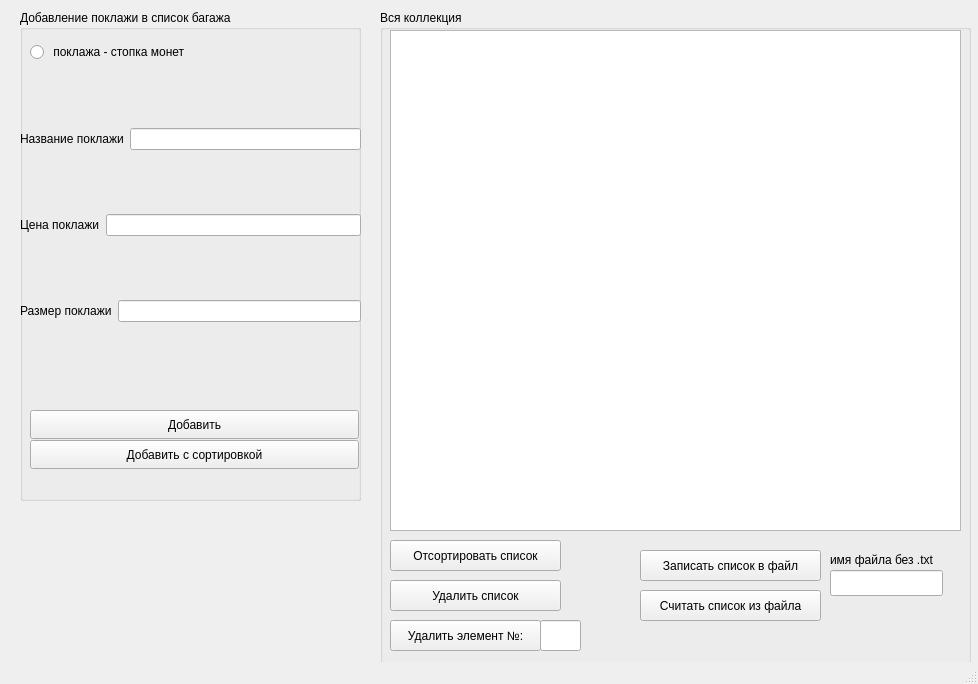
First picture: the form in mainwindow.ui, repository AyuKamakin/OOP-HSE, before the edit.
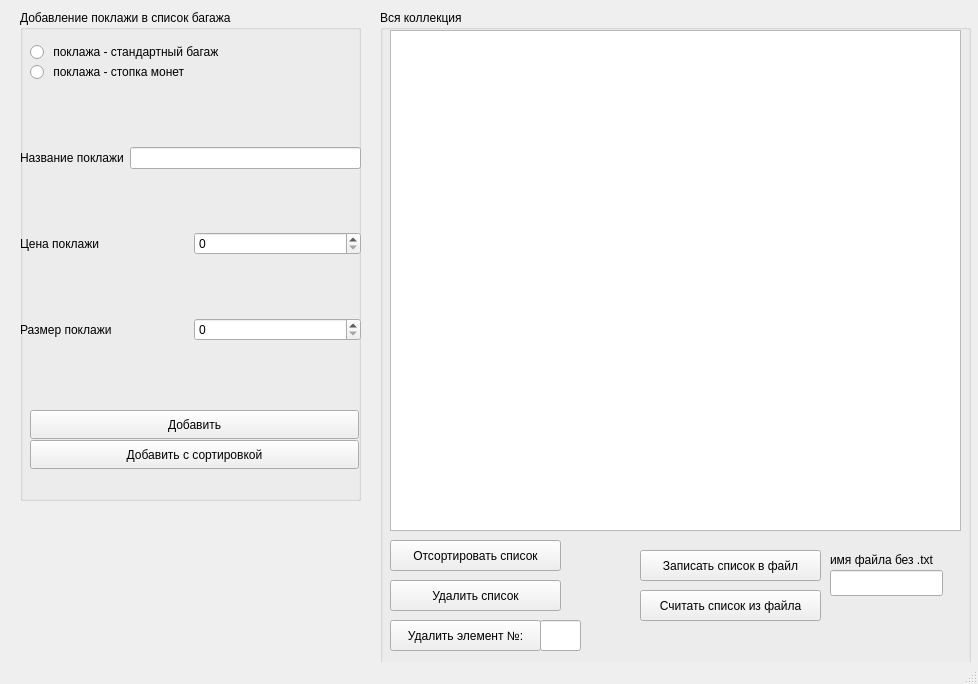
Second picture: the form after the edit. Icons and pictures are not drawn.

The edit to the form file:
```diff
--- a/mainwindow.ui
+++ b/mainwindow.ui
@@ -62,7 +62,7 @@
      <property name="geometry">
       <rect>
        <x>0</x>
-       <y>60</y>
+       <y>80</y>
        <width>341</width>
        <height>311</height>
       </rect>
@@ -92,7 +92,7 @@
          </widget>
         </item>
         <item>
-         <widget class="QLineEdit" name="line_price"/>
+         <widget class="QSpinBox" name="spinBox_price"/>
         </item>
        </layout>
       </item>
@@ -106,7 +106,7 @@
          </widget>
         </item>
         <item>
-         <widget class="QLineEdit" name="line_size"/>
+         <widget class="QSpinBox" name="spinBox_size"/>
         </item>
        </layout>
       </item>
@@ -130,6 +130,19 @@
       <rect>
        <x>10</x>
        <y>30</y>
+       <width>241</width>
+       <height>24</height>
+      </rect>
+     </property>
+     <property name="text">
+      <string> поклажа - стандартный багаж</string>
+     </property>
+    </widget>
+    <widget class="QRadioButton" name="radioButton_packOfCoins">
+     <property name="geometry">
+      <rect>
+       <x>10</x>
+       <y>50</y>
        <width>201</width>
        <height>24</height>
       </rect>
```
Left out of the diff: 6 changed lines with no effect on the pictures.
